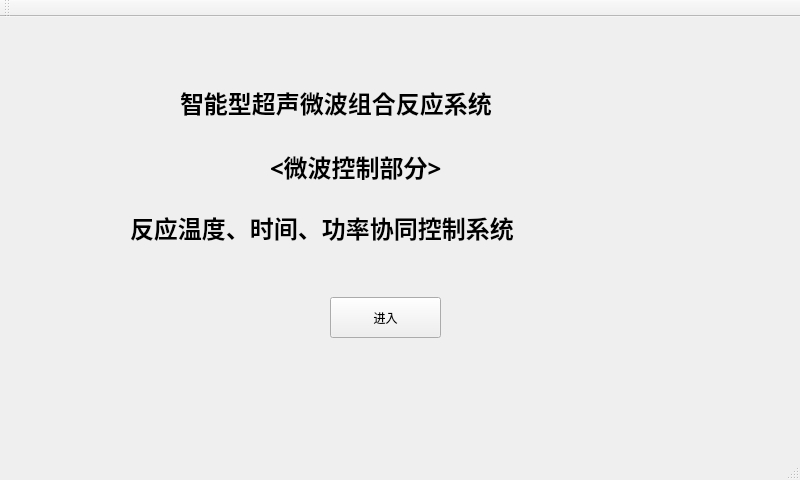
First picture: the form in mainwindow.ui, repository wanghao-xznu/untitled2, before the edit.
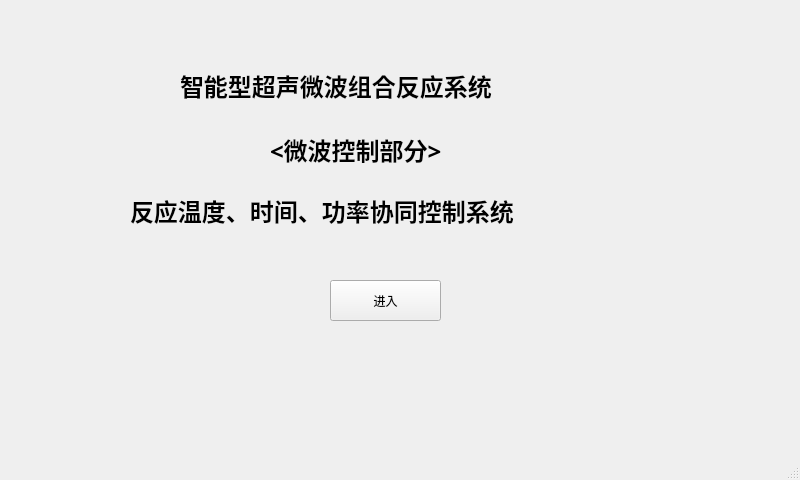
Second picture: the form after the edit. Icons and pictures are not drawn.

Diff of the .ui file:
```diff
--- a/mainwindow.ui
+++ b/mainwindow.ui
@@ -104,14 +104,6 @@
     </rect>
    </property>
   </widget>
-  <widget class="QToolBar" name="mainToolBar">
-   <attribute name="toolBarArea">
-    <enum>TopToolBarArea</enum>
-   </attribute>
-   <attribute name="toolBarBreak">
-    <bool>false</bool>
-   </attribute>
-  </widget>
   <widget class="QStatusBar" name="statusBar"/>
  </widget>
  <layoutdefault spacing="6" margin="11"/>
```
